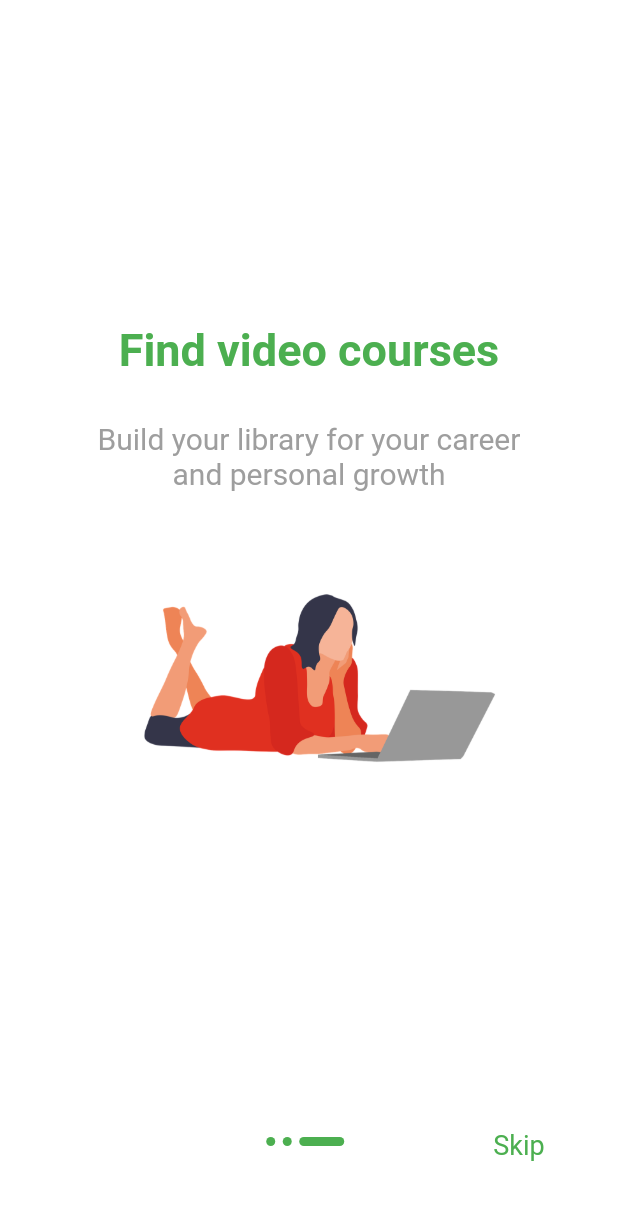
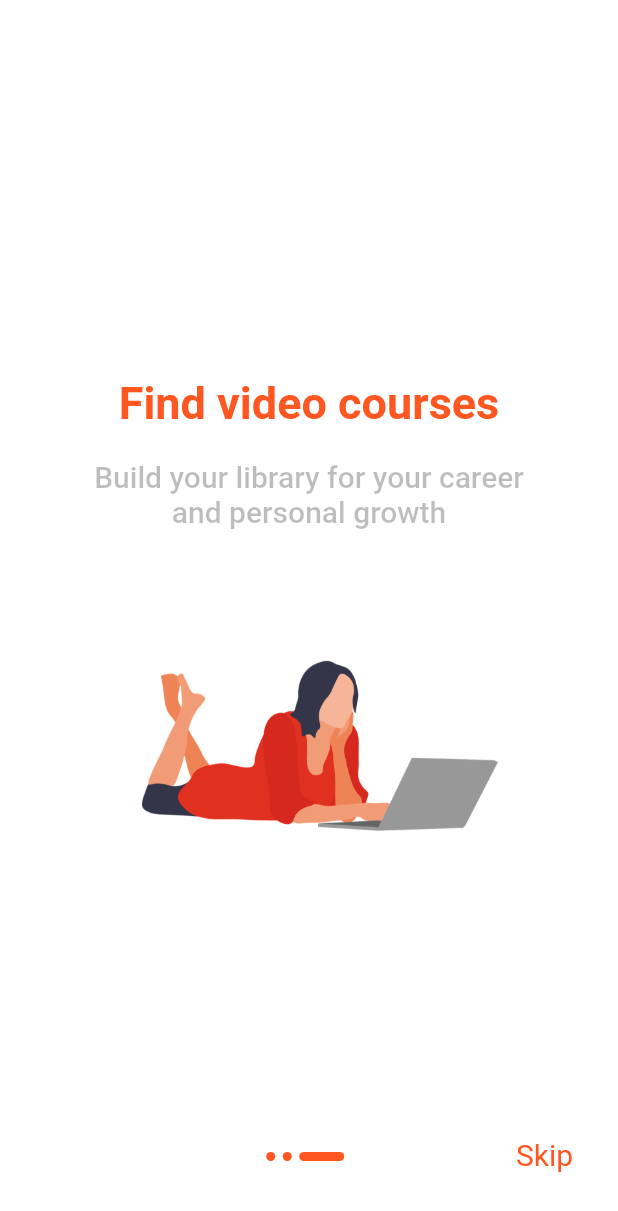
Before and after one commit to IkromovDilyor/intro_ui, a Flutter app: the screen it shows after launch, swiped to page 3, on a phone screen of 412 x 824 dp. Shown: the top 1211 px of the screen. Run offline on Flutter 3.47's test engine with Material 2 defaults, Android fonts, the phone set to English and light mode, and no system bars.

Commit message:
intro_ui

```diff
--- a/lib/pages/intro_page.dart
+++ b/lib/pages/intro_page.dart
@@ -1,164 +1,146 @@
 import 'package:flutter/material.dart';
+import 'package:intro_ui/pages/home_page.dart';
 import 'package:intro_ui/utils/Strings.dart';
 
 import 'home_page.dart';
-
-
-class IntroPage extends StatefulWidget {
-  static final String id = "intro_page";
-
+class IntroPage extends StatefulWidget{
+  static final String id='intro_page';
   @override
-  _IntroPageState createState() => _IntroPageState();
+  _IntroPageState createState()=>_IntroPageState();
 }
-
-class _IntroPageState extends State<IntroPage> {
-
-  PageController _pageController;
-  int currentIndex = 0;
-
+class _IntroPageState extends State<IntroPage>{
+  PageController _controller;
+  int _pageIndex=0;
   @override
-  void initState() {
-    _pageController = PageController(
-        initialPage: 0
+  void initState(){
+    super.initState();
+    _controller=PageController(
+      initialPage:0,
     );
-    super.initState();
   }
-
   @override
-  void dispose() {
-    _pageController.dispose();
+  void dispose(){
     super.dispose();
+    _controller.dispose();
   }
-
   @override
-  Widget build(BuildContext context) {
+  Widget build(BuildContext context){
     return Scaffold(
-      backgroundColor: Colors.white,
-
-      body: Stack(
-        alignment: Alignment.bottomCenter,
-        children: [
+      backgroundColor:Colors.white,
+      body:Stack(
+        alignment:Alignment.bottomCenter,
+        children:[
+          //pages
           PageView(
-            onPageChanged: (int page) {
-              setState(() {
-                currentIndex = page;
+            controller:_controller,
+            onPageChanged:(int index){
+              setState((){
+                _pageIndex=index;
               });
             },
-            controller: _pageController,
-            children: [
+            children:[
+              //first page
               makePage(
-
-                title: Strings.stepOneTitle,
-                content: Strings.stepOneContent,
-                image: 'assets/images/image_1.png',
-
-
+                title:Str.firstTitle,
+                content:Str.firstContent,
+                image:'assets/images/image_1.png',
               ),
+              //second page
               makePage(
-                  reverse: true,
-                title: Strings.stepTwoTitle,
-                content: Strings.stepTwoContent,
-
-
-                image: 'assets/images/image_2.png',
+                title:Str.secondTitle,
+                content:Str.secondContent,
+                image:'assets/images/image_2.png',
               ),
+              //third page
               makePage(
-
-                  title: Strings.stepThreeTitle,
-                  content: Strings.stepThreeContent,
-                image: 'assets/images/image_3.png',
-
+                title:Str.thirdTitle,
+                content:Str.thirdContent,
+                image:'assets/images/image_3.png',
               ),
-
             ],
           ),
           Container(
-            margin: EdgeInsets.only(bottom: 60),
-            child: Row(
-              mainAxisAlignment: MainAxisAlignment.center,
-              children: _buildIndicator(),
+            margin:EdgeInsets.only(bottom:50),
+            child:Row(
+              mainAxisAlignment:MainAxisAlignment.center,
+              children:<Widget>[...?_indicatorBuilder()],
             ),
-
           ),
-          Container(
-            margin: EdgeInsets.only(left: 280,bottom: 50),
-            child:   GestureDetector(
-              onTap: (){
-                Navigator.pushReplacementNamed(context, HomePage.id);
-              },
-              child: Padding(
-                padding: EdgeInsets.only(right: 20,left: 20),
-                child: Text('Skip',style: TextStyle(color: Colors.green,fontSize: 18,fontWeight: FontWeight.w400),),
-              ),
+          //#SKIP BUTTON
+          if(_pageIndex==2)Container(
+            margin:EdgeInsets.only(right:30,bottom:43),
+            child:Row(
+              mainAxisAlignment:MainAxisAlignment.end,
+              children:[
+                _skipButton(title:'Skip'),
+              ],
             ),
-          )
-
+          ),
         ],
-
-      ),
-
-    );
-
-  }
-
-  Widget makePage({  title, content, image, text, reverse = false}) {
-    return Container(
-      padding: EdgeInsets.only(left: 50, right: 50, bottom: 60),
-      child: Column(
-        mainAxisAlignment: MainAxisAlignment.center,
-        children: <Widget>[
-
-          Column(
-            children: <Widget>[
-
-              SizedBox(height: 10,),
-            ],
-          ),
-          Text(title, style: TextStyle(
-              color: Colors.green,
-              fontSize: 30,
-              fontWeight: FontWeight.bold
-          ),),
-          SizedBox(height: 30,),
-          Text(content, textAlign: TextAlign.center, style: TextStyle(
-              color: Colors.grey,
-              fontSize: 20,
-              fontWeight: FontWeight.w400
-          ),),
-          Padding(
-            padding: EdgeInsets.symmetric(horizontal: 20),
-            child: Image.asset(image),
-          ),
-
-        ],
-
       ),
     );
   }
-
-  Widget _indicator(bool isActive) {
-    return AnimatedContainer(
-      duration: Duration(milliseconds: 300),
-      height: 6,
-      width: isActive ? 30 : 6,
-      margin: EdgeInsets.only(right: 5),
-      decoration: BoxDecoration(
-          color: Colors.green,
-          borderRadius: BorderRadius.circular(5)
+  Widget makePage({title,content,image}){
+    //page elements
+    return Container(
+      padding:EdgeInsets.only(left:50,right:50,top:50),
+      child:Column(
+        mainAxisAlignment:MainAxisAlignment.center,
+        children:[
+          //first text
+          Text(
+            title,
+            textAlign:TextAlign.center,
+            style:TextStyle(fontSize:30,color:Colors.deepOrange,fontWeight:FontWeight.w700,),
+          ),
+          //second text
+          SizedBox(height:20),
+          Text(
+            content,
+            textAlign:TextAlign.center,
+            style:TextStyle(fontSize:20,color:Colors.black26,fontWeight:FontWeight.w500),
+          ),
+          //page image
+          Padding(
+            padding:EdgeInsets.all(18),
+            child:Image.asset(image),
+          ),
+        ],
       ),
     );
   }
-
-  List<Widget> _buildIndicator() {
-    List<Widget> indicators = [];
-    for (int i = 0; i<3; i++) {
-      if (currentIndex == i) {
-        indicators.add(_indicator(true));
-      } else  {
-        indicators.add(_indicator(false));
+  Widget _indicator(bool isActive){
+    return AnimatedContainer(
+      duration:Duration(milliseconds:200),
+      height:6,
+      margin:EdgeInsets.only(right:5),
+      width:isActive ? 30:6,
+      decoration:BoxDecoration(
+        borderRadius:BorderRadius.circular(5),
+        color:Colors.deepOrange,
+      ),
+    );
+  }
+  List<Widget> _indicatorBuilder(){
+    List<Widget> indicator=new List();
+    for(int i=0;i<3;i++){
+      if(_pageIndex==i){
+        indicator.add(_indicator(true));
+      }else{
+        indicator.add(_indicator(false));
       }
     }
-    return indicators;
+    return indicator;
   }
-
+  //Widget type funk for create button
+  Widget _skipButton({title}){
+    return Container(
+      child:GestureDetector(
+        onTap:()async{
+          await Navigator.pushReplacementNamed(context,HomePage.id);
+        },
+        child:Text(title,style:TextStyle(color:Colors.deepOrange,fontSize:20),),
+      ),
+    );
+  }
 }
--- a/lib/utils/Strings.dart
+++ b/lib/utils/Strings.dart
@@ -1,10 +1,8 @@
-
-
-class Strings {
-  static var stepOneTitle = "Learn from experts";
-  static var stepOneContent = "Select from top instructors around the world";
-  static var stepTwoTitle = "Go at your own pace";
-  static var stepTwoContent = "Enjoy lifetime access to courses on Udemy’s website and app";
-  static var stepThreeTitle = "Find video courses";
-  static var stepThreeContent = "Build your library for your career and personal growth";
+class Str{
+  static String firstTitle='Learn from experts';
+  static String firstContent='Select from top instructors around the world';
+  static String secondTitle='Go at your own pace';
+  static String secondContent='Enjoy lifetime access to courses on Udemy’s website and app';
+  static String thirdTitle='Find video courses';
+  static String thirdContent='Build your library for your career and personal growth';
 }
```
Also changed, not shown: lib/pages/test.dart (added).
